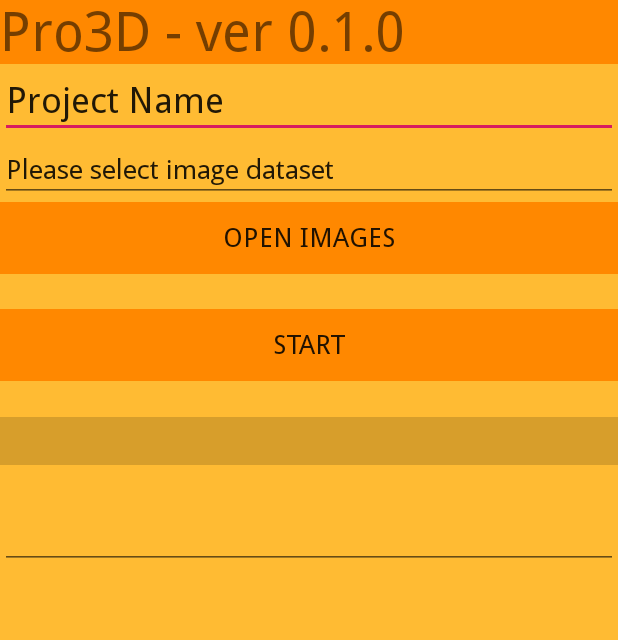
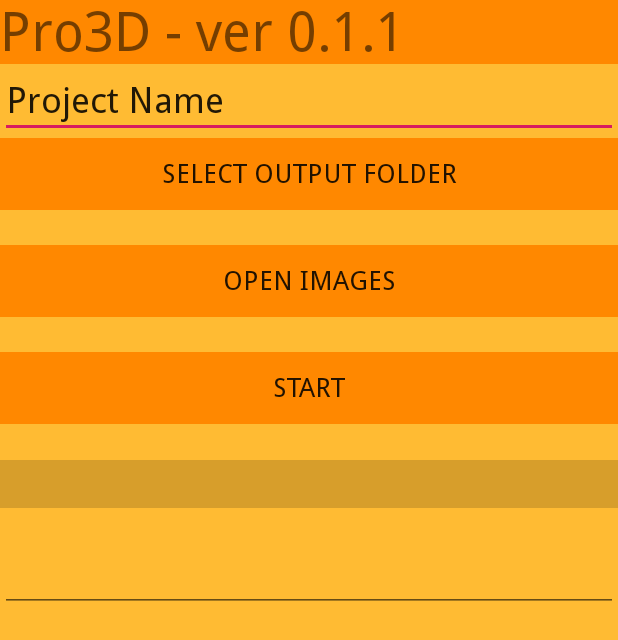
Before and after one commit to Jacoder23/3DGen, an Android app: the screen it shows after launch (MainActivity), on a phone screen of 412 x 824 dp. Shown: the top 640 px of the screen. Run offline under Robolectric (Android 15) with nearby library versions, the phone set to English and light mode, and no system bars; libraries missing offline, so code that uses them is left out: com.github.angads25.filepicker.

Commit message:
4 changes to file selection and output selection
1. Added a toast message for when the user has selected less than 2 images.

2. Changed from single selection mode and directory selection mode to multiple selection mode and file selection mode.

3. Changed UI and added button for output folder selection.

4. Changed button IDs.

```diff
--- a/Pro3D/app/build.gradle
+++ b/Pro3D/app/build.gradle
@@ -7,7 +7,7 @@ android {
         minSdkVersion 23
         targetSdkVersion 28
         versionCode 1
-        versionName "0.1.0"
+        versionName "0.1.1"
         testInstrumentationRunner "android.support.test.runner.AndroidJUnitRunner"
     }
     buildTypes {
--- a/Pro3D/app/src/main/res/layout/activity_main.xml
+++ b/Pro3D/app/src/main/res/layout/activity_main.xml
@@ -49,22 +49,6 @@
             android:layout_width="match_parent"
             android:layout_height="match_parent">
 
-            <EditText
-                android:id="@+id/inp_folderDir"
-                android:layout_width="155dp"
-                android:layout_height="match_parent"
-                android:ems="10"
-                android:fontFamily="@font/droid_sans"
-                android:inputType="textPersonName"
-                android:text="@string/srcDir_Placeholder"
-                android:textSize="18sp" />
-
-        </TableRow>
-
-        <TableRow
-            android:layout_width="match_parent"
-            android:layout_height="match_parent">
-
             <Button
                 android:id="@+id/btn_selectFolder"
                 style="@android:style/Holo.Light.ButtonBar"
@@ -74,6 +58,30 @@
                 android:fontFamily="@font/droid_sans"
                 android:text="@string/btn_selectFolder"
                 android:textSize="18sp" />
+        </TableRow>
+		<TableRow
+            android:layout_width="match_parent"
+            android:layout_height="match_parent">
+
+            <View
+                android:id="@+id/dvd2"
+                android:layout_width="match_parent"
+                android:layout_height="23dp"
+                android:background="@android:color/holo_orange_light" />
+        </TableRow>
+        <TableRow
+            android:layout_width="match_parent"
+            android:layout_height="match_parent">
+
+            <Button
+                android:id="@+id/btn_selectImages"
+                style="@android:style/Holo.Light.ButtonBar"
+                android:layout_width="wrap_content"
+                android:layout_height="wrap_content"
+                android:background="@android:color/holo_orange_dark"
+                android:fontFamily="@font/droid_sans"
+                android:text="@string/btn_selectImages"
+                android:textSize="18sp" />
 
         </TableRow>
 		<TableRow
@@ -81,7 +89,7 @@
             android:layout_height="match_parent">
 
             <View
-                android:id="@+id/divider"
+                android:id="@+id/dvd1"
                 android:layout_width="match_parent"
                 android:layout_height="23dp"
                 android:background="@android:color/holo_orange_light" />
--- a/Pro3D/app/src/main/res/values/strings.xml
+++ b/Pro3D/app/src/main/res/values/strings.xml
@@ -1,8 +1,9 @@
 <resources>
     <string name="app_name">Pro3D</string>
-    <string name="title">Pro3D - ver 0.1.0</string>
+    <string name="title">Pro3D - ver 0.1.1</string>
     <string name="projName_Placeholder">Project Name</string>
-    <string name="srcDir_Placeholder">Please select image dataset</string>
-    <string name="btn_selectFolder">Open images</string>
+    <string name="srcDir_Placeholder">Please select output folder</string>
+    <string name="btn_selectFolder">Select output folder</string>
+    <string name="btn_selectImages">Open images</string>
     <string name="btn_start">Start</string>
 </resources>
```
Also changed, not shown: Pro3D/app/src/main/java/jcdr23/com/pro3d/MainActivity.java (+44 -5 lines).
